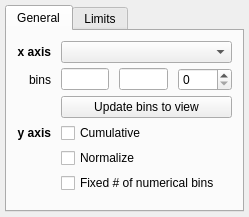
The window that glue/viewers/histogram/qt/options_widget.ui (glue-viz/glue) describes before a commit, drawn with Qt 5.
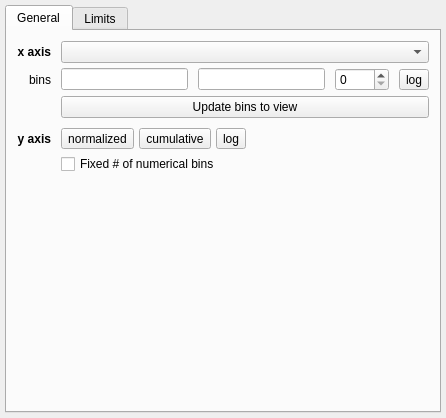
The same window after the commit.

Commit message: Add buttons for 'log' to the 'General' tabs since this is a common operation and actually changes e.g. the histogram

Diff of the .ui file:
```diff
--- a/glue/viewers/histogram/qt/options_widget.ui
+++ b/glue/viewers/histogram/qt/options_widget.ui
@@ -6,8 +6,8 @@
    <rect>
     <x>0</x>
     <y>0</y>
-    <width>249</width>
-    <height>202</height>
+    <width>446</width>
+    <height>418</height>
    </rect>
   </property>
   <property name="windowTitle">
@@ -57,77 +57,31 @@
        <property name="verticalSpacing">
         <number>5</number>
        </property>
-       <item row="10" column="1">
-        <spacer name="verticalSpacer_2">
-         <property name="orientation">
-          <enum>Qt::Vertical</enum>
+       <item row="1" column="0">
+        <widget class="QLabel" name="label">
+         <property name="font">
+          <font>
+           <weight>50</weight>
+           <bold>false</bold>
+          </font>
          </property>
-         <property name="sizeHint" stdset="0">
-          <size>
-           <width>20</width>
-           <height>40</height>
-          </size>
+         <property name="text">
+          <string>bins</string>
          </property>
-        </spacer>
+         <property name="alignment">
+          <set>Qt::AlignRight|Qt::AlignTrailing|Qt::AlignVCenter</set>
+         </property>
+        </widget>
        </item>
-       <item row="1" column="2">
-        <widget class="QLineEdit" name="valuetext_hist_x_max"/>
-       </item>
-       <item row="3" column="1" colspan="3">
+       <item row="3" column="1" colspan="4">
         <widget class="QPushButton" name="button_update_bins_to_view">
          <property name="text">
           <string>Update bins to view</string>
          </property>
         </widget>
        </item>
-       <item row="0" column="0">
-        <widget class="QLabel" name="label_3">
-         <property name="font">
-          <font>
-           <weight>75</weight>
-           <bold>true</bold>
-          </font>
-         </property>
-         <property name="text">
-          <string>x axis</string>
-         </property>
-         <property name="alignment">
-          <set>Qt::AlignRight|Qt::AlignTrailing|Qt::AlignVCenter</set>
-         </property>
-        </widget>
-       </item>
-       <item row="5" column="0">
-        <widget class="QLabel" name="label_4">
-         <property name="font">
-          <font>
-           <weight>75</weight>
-           <bold>true</bold>
-          </font>
-         </property>
-         <property name="text">
-          <string>y axis</string>
-         </property>
-         <property name="alignment">
-          <set>Qt::AlignRight|Qt::AlignTrailing|Qt::AlignVCenter</set>
-         </property>
-        </widget>
-       </item>
-       <item row="5" column="1" colspan="3">
-        <widget class="QCheckBox" name="bool_cumulative">
-         <property name="text">
-          <string>Cumulative</string>
-         </property>
-        </widget>
-       </item>
-       <item row="1" column="1">
-        <widget class="QLineEdit" name="valuetext_hist_x_min"/>
-       </item>
-       <item row="7" column="1" colspan="3">
-        <widget class="QCheckBox" name="bool_normalize">
-         <property name="text">
-          <string>Normalize</string>
-         </property>
-        </widget>
+       <item row="1" column="2">
+        <widget class="QLineEdit" name="valuetext_hist_x_max"/>
        </item>
        <item row="1" column="3">
         <widget class="QSpinBox" name="value_hist_n_bin">
@@ -139,37 +93,66 @@
          </property>
         </widget>
        </item>
-       <item row="8" column="1" colspan="3">
+       <item row="5" column="0">
+        <widget class="QLabel" name="label_4">
+         <property name="font">
+          <font>
+           <weight>75</weight>
+           <bold>true</bold>
+          </font>
+         </property>
+         <property name="text">
+          <string>y axis</string>
+         </property>
+         <property name="alignment">
+          <set>Qt::AlignRight|Qt::AlignTrailing|Qt::AlignVCenter</set>
+         </property>
+        </widget>
+       </item>
+       <item row="1" column="1">
+        <widget class="QLineEdit" name="valuetext_hist_x_min"/>
+       </item>
+       <item row="0" column="0">
+        <widget class="QLabel" name="label_3">
+         <property name="font">
+          <font>
+           <weight>75</weight>
+           <bold>true</bold>
+          </font>
+         </property>
+         <property name="text">
+          <string>x axis</string>
+         </property>
+         <property name="alignment">
+          <set>Qt::AlignRight|Qt::AlignTrailing|Qt::AlignVCenter</set>
+         </property>
+        </widget>
+       </item>
+       <item row="7" column="1" colspan="4">
         <widget class="QCheckBox" name="bool_common_n_bin">
          <property name="text">
           <string>Fixed # of numerical bins</string>
          </property>
         </widget>
        </item>
-       <item row="1" column="0">
-        <widget class="QLabel" name="label">
-         <property name="font">
-          <font>
-           <weight>50</weight>
-           <bold>false</bold>
-          </font>
-         </property>
-         <property name="text">
-          <string>bins</string>
-         </property>
-         <property name="alignment">
-          <set>Qt::AlignRight|Qt::AlignTrailing|Qt::AlignVCenter</set>
-         </property>
-        </widget>
-       </item>
-       <item row="0" column="1" colspan="3">
+       <item row="0" column="1" colspan="4">
         <widget class="QComboBox" name="combosel_x_att">
          <property name="sizeAdjustPolicy">
           <enum>QComboBox::AdjustToMinimumContentsLength</enum>
          </property>
         </widget>
        </item>
-       <item row="9" column="1" colspan="3">
+       <item row="1" column="4">
+        <widget class="QToolButton" name="bool_x_log_">
+         <property name="text">
+          <string>log</string>
+         </property>
+         <property name="checkable">
+          <bool>true</bool>
+         </property>
+        </widget>
+       </item>
+       <item row="8" column="1" colspan="4">
         <spacer name="horizontalSpacer">
          <property name="orientation">
           <enum>Qt::Horizontal</enum>
@@ -182,6 +165,105 @@
          </property>
         </spacer>
        </item>
+       <item row="4" column="1">
+        <spacer name="verticalSpacer_3">
+         <property name="orientation">
+          <enum>Qt::Vertical</enum>
+         </property>
+         <property name="sizeType">
+          <enum>QSizePolicy::Fixed</enum>
+         </property>
+         <property name="sizeHint" stdset="0">
+          <size>
+           <width>20</width>
+           <height>5</height>
+          </size>
+         </property>
+        </spacer>
+       </item>
+       <item row="5" column="1" colspan="4">
+        <widget class="QWidget" name="widget" native="true">
+         <property name="sizePolicy">
+          <sizepolicy hsizetype="Minimum" vsizetype="Minimum">
+           <horstretch>0</horstretch>
+           <verstretch>0</verstretch>
+          </sizepolicy>
+         </property>
+         <layout class="QHBoxLayout" name="horizontalLayout_2">
+          <property name="spacing">
+           <number>5</number>
+          </property>
+          <property name="leftMargin">
+           <number>0</number>
+          </property>
+          <property name="topMargin">
+           <number>0</number>
+          </property>
+          <property name="rightMargin">
+           <number>0</number>
+          </property>
+          <property name="bottomMargin">
+           <number>0</number>
+          </property>
+          <item>
+           <widget class="QToolButton" name="bool_normalize">
+            <property name="text">
+             <string>normalized</string>
+            </property>
+            <property name="checkable">
+             <bool>true</bool>
+            </property>
+           </widget>
+          </item>
+          <item>
+           <widget class="QToolButton" name="bool_cumulative">
+            <property name="text">
+             <string>cumulative</string>
+            </property>
+            <property name="checkable">
+             <bool>true</bool>
+            </property>
+           </widget>
+          </item>
+          <item>
+           <widget class="QToolButton" name="bool_y_log_">
+            <property name="text">
+             <string>log</string>
+            </property>
+            <property name="checkable">
+             <bool>true</bool>
+            </property>
+           </widget>
+          </item>
+          <item>
+           <spacer name="horizontalSpacer_3">
+            <property name="orientation">
+             <enum>Qt::Horizontal</enum>
+            </property>
+            <property name="sizeHint" stdset="0">
+             <size>
+              <width>40</width>
+              <height>20</height>
+             </size>
+            </property>
+           </spacer>
+          </item>
+         </layout>
+        </widget>
+       </item>
+       <item row="8" column="0">
+        <spacer name="verticalSpacer_2">
+         <property name="orientation">
+          <enum>Qt::Vertical</enum>
+         </property>
+         <property name="sizeHint" stdset="0">
+          <size>
+           <width>20</width>
+           <height>40</height>
+          </size>
+         </property>
+        </spacer>
+       </item>
       </layout>
      </widget>
      <widget class="QWidget" name="tab_2">
```
Left out of the diff: 43 changed lines with no effect on the pictures. The commit also changes 3 other files.
